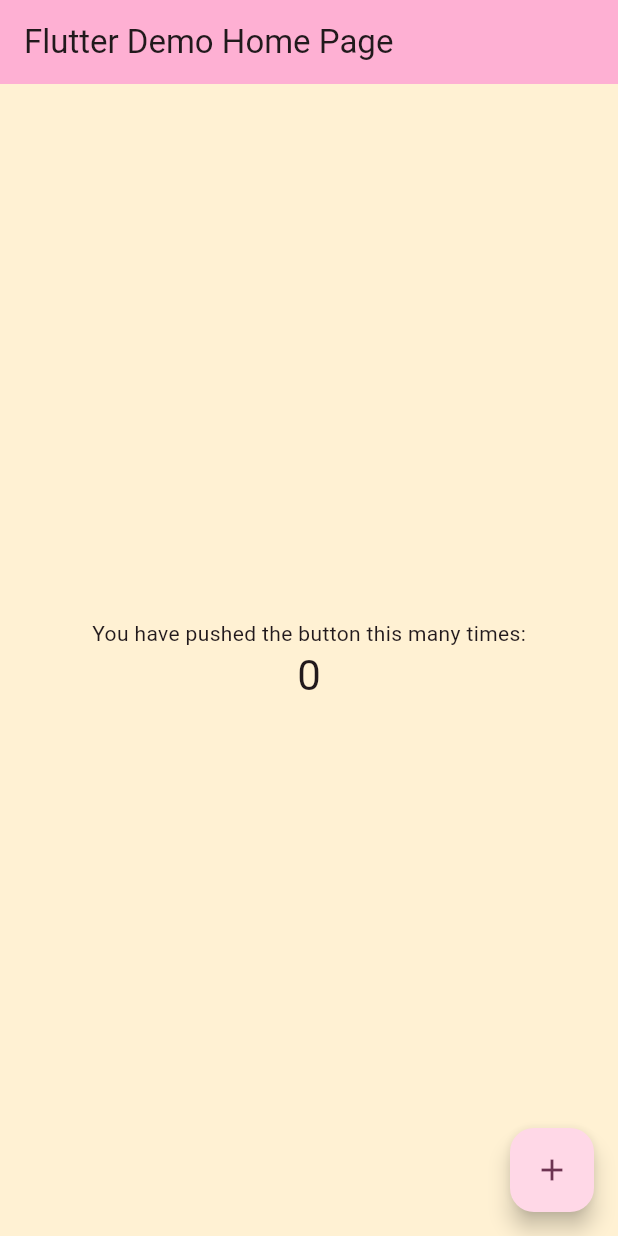
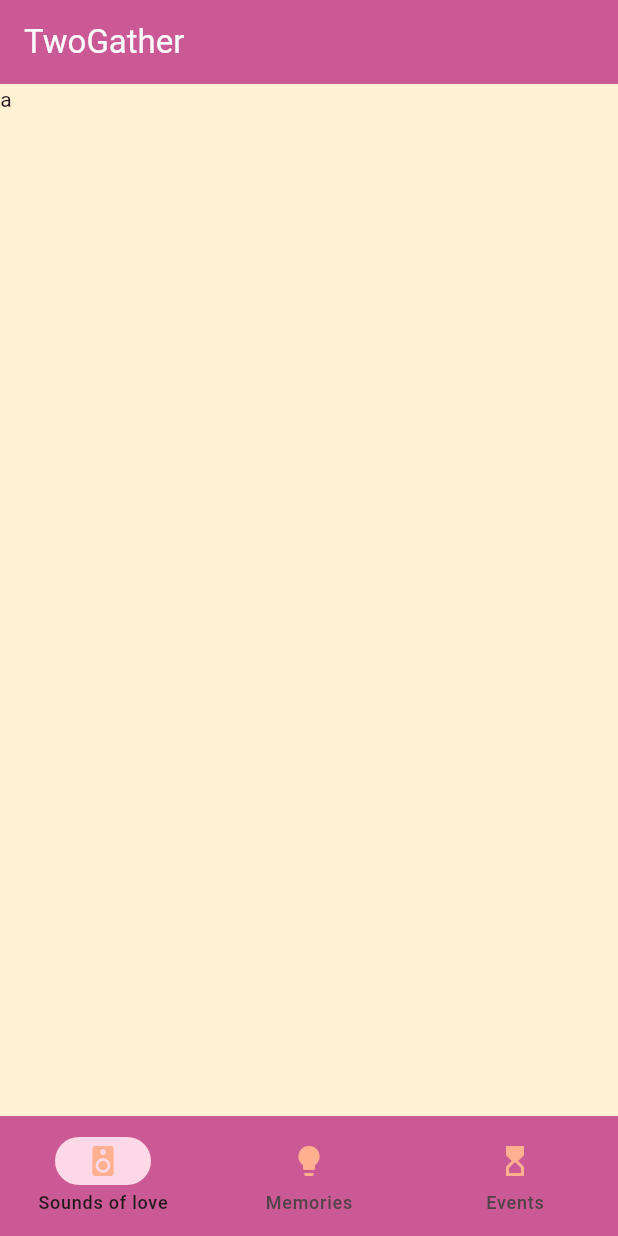
Before and after one commit to SamFlt/twogather, a Flutter app: the screen it shows after launch, on a phone screen of 412 x 824 dp. Run offline on Flutter 3.47's test engine with Material 3 defaults, Android fonts, the phone set to English and light mode, and no system bars; missing offline and left inert: flutter_soloud.

Commit message:
Sound page base

```diff
--- /dev/null
+++ b/lib/data/sound.dart
@@ -0,0 +1,14 @@
+class Sound {
+  final int id;
+  final String name;
+  final String hash;
+  String? data;
+  Sound({required this.id, required this.name, required this.hash});
+}
+
+
+class SoundList {
+  List<Sound> sounds;
+  SoundList(this.sounds);
+
+}
--- a/lib/main.dart
+++ b/lib/main.dart
@@ -1,6 +1,13 @@
 import 'package:flutter/material.dart';
-
-void main() {
+import 'package:flutter_soloud/flutter_soloud.dart';
+import 'package:twogather/pages/soudboard.dart';
+void main() async {
+  await SoLoud.instance.init();
+  await SoLoud.instance.init(
+    sampleRate: 44100,
+    bufferSize: 2048,
+    channels: Channels.mono,
+  );
   runApp(const MyApp());
 }
 
@@ -10,51 +17,34 @@
   // This widget is the root of your application.
   @override
   Widget build(BuildContext context) {
-
     var scheme = ColorScheme.fromSeed(
       seedColor: Color(0xFFCA5995),
+      primary: Color(0xFFCA5995),
       secondary: Color(0xFFFFB090),
       onTertiary: Color(0xFFFAFAFA),
+      onPrimary: Color(0xFFFAFAFA),
+      inversePrimary:Color(0xFFFAFAFA) ,
+
       tertiary: Color(0xFF5D1C6A),
       surface: Color(0xFFFFF1D3),
     );
 
     return MaterialApp(
-      title: 'Flutter Demo',
+      title: 'TwoGather',
       theme: ThemeData(
-        // This is the theme of your application.
-        //
-        // TRY THIS: Try running your application with "flutter run". You'll see
-        // the application has a purple toolbar. Then, without quitting the app,
-        // try changing the seedColor in the colorScheme below to Colors.green
-        // and then invoke "hot reload" (save your changes or press the "hot
-        // reload" button in a Flutter-supported IDE, or press "r" if you used
-        // the command line to start the app).
-        //
-        // Notice that the counter didn't reset back to zero; the application
-        // state is not lost during the reload. To reset the state, use hot
-        // restart instead.
-        //
-        // This works for code too, not just values: Most code changes can be
-        // tested with just a hot reload.
-        colorScheme: scheme
+        colorScheme: scheme,
+        iconTheme: IconThemeData(
+          color: scheme.secondary,
+        )
       ),
-      home: const MyHomePage(title: 'Flutter Demo Home Page'),
+      home: const MyHomePage(title: 'TwoGather'),
     );
   }
 }
 
+
 class MyHomePage extends StatefulWidget {
   const MyHomePage({super.key, required this.title});
-
-  // This widget is the home page of your application. It is stateful, meaning
-  // that it has a State object (defined below) that contains fields that affect
-  // how it looks.
-
-  // This class is the configuration for the state. It holds the values (in this
-  // case the title) provided by the parent (in this case the App widget) and
-  // used by the build method of the State. Fields in a Widget subclass are
-  // always marked "final".
 
   final String title;
 
@@ -63,69 +53,79 @@
 }
 
 class _MyHomePageState extends State<MyHomePage> {
-  int _counter = 0;
 
-  void _incrementCounter() {
-    setState(() {
-      // This call to setState tells the Flutter framework that something has
-      // changed in this State, which causes it to rerun the build method below
-      // so that the display can reflect the updated values. If we changed
-      // _counter without calling setState(), then the build method would not be
-      // called again, and so nothing would appear to happen.
-      _counter++;
-    });
+  int currentPageIndex = 0;
+
+  Widget soundPage(BuildContext context) {
+    return SoundBoardWidget();
+  }
+
+  Widget memoriesPage(BuildContext context) {
+    return Center(child:
+    Column(
+      children: [
+        Text('Memories')
+      ],
+    ));
+  }
+
+  Widget eventPage(BuildContext context) {
+    return Center(child:
+    Column(
+      children: [
+        Text('Events')
+      ],
+    ));
   }
 
   @override
   Widget build(BuildContext context) {
-    // This method is rerun every time setState is called, for instance as done
-    // by the _incrementCounter method above.
-    //
-    // The Flutter framework has been optimized to make rerunning build methods
-    // fast, so that you can just rebuild anything that needs updating rather
-    // than having to individually change instances of widgets.
+    var primary = Theme.of(context).colorScheme.primary;
+
+    IconTheme iconFn(IconData d) => IconTheme(data: IconTheme.of(context), child: Icon(d));
+
     return Scaffold(
       appBar: AppBar(
-        // TRY THIS: Try changing the color here to a specific color (to
-        // Colors.amber, perhaps?) and trigger a hot reload to see the AppBar
-        // change color while the other colors stay the same.
-        backgroundColor: Theme.of(context).colorScheme.inversePrimary,
+        backgroundColor: primary,
+        foregroundColor: Theme.of(context).colorScheme.inversePrimary,
         // Here we take the value from the MyHomePage object that was created by
         // the App.build method, and use it to set our appbar title.
         title: Text(widget.title),
       ),
-      body: Center(
-        // Center is a layout widget. It takes a single child and positions it
-        // in the middle of the parent.
-        child: Column(
-          // Column is also a layout widget. It takes a list of children and
-          // arranges them vertically. By default, it sizes itself to fit its
-          // children horizontally, and tries to be as tall as its parent.
-          //
-          // Column has various properties to control how it sizes itself and
-          // how it positions its children. Here we use mainAxisAlignment to
-          // center the children vertically; the main axis here is the vertical
-          // axis because Columns are vertical (the cross axis would be
-          // horizontal).
-          //
-          // TRY THIS: Invoke "debug painting" (choose the "Toggle Debug Paint"
-          // action in the IDE, or press "p" in the console), to see the
-          // wireframe for each widget.
-          mainAxisAlignment: .center,
-          children: [
-            const Text('You have pushed the button this many times:'),
-            Text(
-              '$_counter',
-              style: Theme.of(context).textTheme.headlineMedium,
-            ),
-          ],
-        ),
+
+      bottomNavigationBar: IconTheme(
+        data: IconTheme.of(context),
+        child:
+      NavigationBar(
+        onDestinationSelected: (int index) {
+          setState(() {
+            currentPageIndex = index;
+          });
+        },
+
+        backgroundColor: primary,
+
+        selectedIndex: currentPageIndex,
+        destinations: <Widget>[
+          NavigationDestination(
+            selectedIcon: iconFn(Icons.speaker),
+            icon: iconFn(Icons.speaker_outlined),
+            label: 'Sounds of love',
+          ),
+          NavigationDestination(
+            icon: iconFn(Icons.lightbulb),
+            selectedIcon: iconFn(Icons.lightbulb_outlined),
+            label: 'Memories',
+          ),
+          NavigationDestination(
+            icon: iconFn(Icons.hourglass_top),
+            selectedIcon: iconFn(Icons.hourglass_bottom_outlined),
+            label: 'Events',
+          ),
+        ],
+      )
       ),
-      floatingActionButton: FloatingActionButton(
-        onPressed: _incrementCounter,
-        tooltip: 'Increment',
-        child: const Icon(Icons.add),
-      ),
+      body: [soundPage, memoriesPage, eventPage][currentPageIndex](context)
     );
   }
 }
--- /dev/null
+++ b/lib/pages/soudboard.dart
@@ -0,0 +1,57 @@
+import 'package:flutter/material.dart';
+import 'package:provider/provider.dart';
+import 'package:twogather/data/sound.dart';
+
+
+
+class SoundModel extends ChangeNotifier {
+  final List<Sound> _sounds = [];
+  bool loading = false;
+
+
+  SoundModel() {
+    fetchSounds();
+  }
+
+  Future<void> fetchSounds() async {
+    loading = true;
+    notifyListeners();
+    return Future.delayed(Duration(seconds: 5), () {
+      _sounds.add(
+        Sound(id: 0, name: 'TROUA', hash: 'AAAA')
+      );
+      loading = false;
+      notifyListeners();
+
+    });
+  }
+
+}
+
+class SoundBoardWidget extends StatefulWidget{
+  @override
+  State<StatefulWidget> createState() => _SoundBoardWidgetState();
+
+}
+
+class _SoundBoardWidgetState extends State<SoundBoardWidget> {
+
+
+  @override
+  Widget build(BuildContext context) {
+    return ChangeNotifierProvider(
+      create: (context) => SoundModel(),
+      child: Consumer<SoundModel>(
+        builder:(context, value, child) {
+          if(value.loading) {
+            return CircularProgressIndicator();
+          } else {
+            return GridView.count(crossAxisCount: 2, children: value._sounds.map((sound) => Text('a')).toList());
+          }
+        },
+
+
+    ));
+  }
+
+}
--- a/pubspec.yaml
+++ b/pubspec.yaml
@@ -34,6 +34,8 @@
   # The following adds the Cupertino Icons font to your application.
   # Use with the CupertinoIcons class for iOS style icons.
   cupertino_icons: ^1.0.8
+  flutter_soloud: ^3.5.4
+  provider: ^6.1.5+1
 
 dev_dependencies:
   flutter_test:
```
Also changed, not shown: pubspec.lock, 2 other files.
